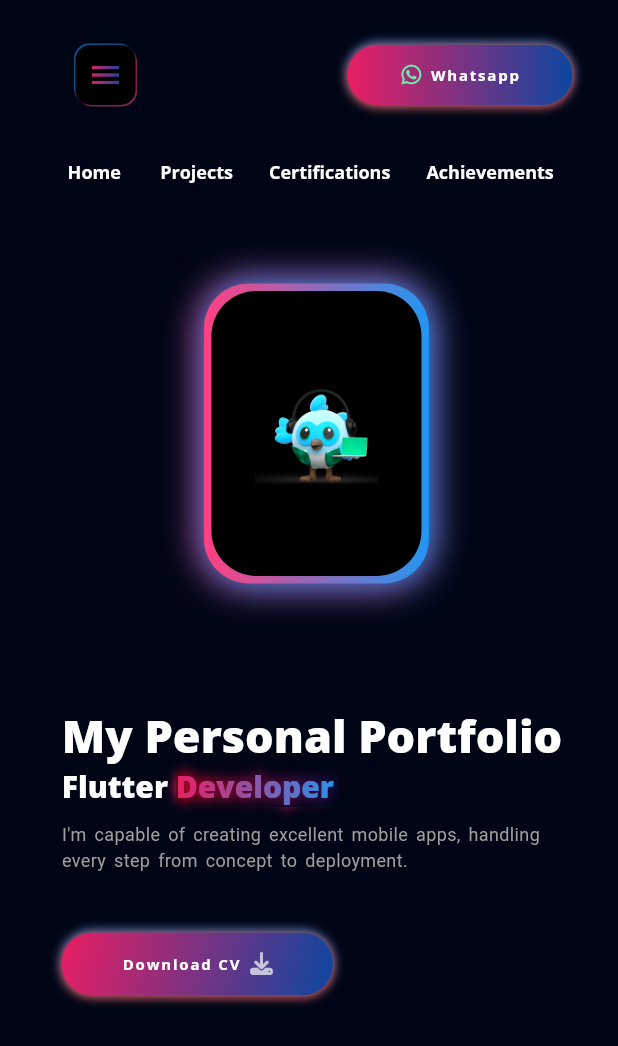
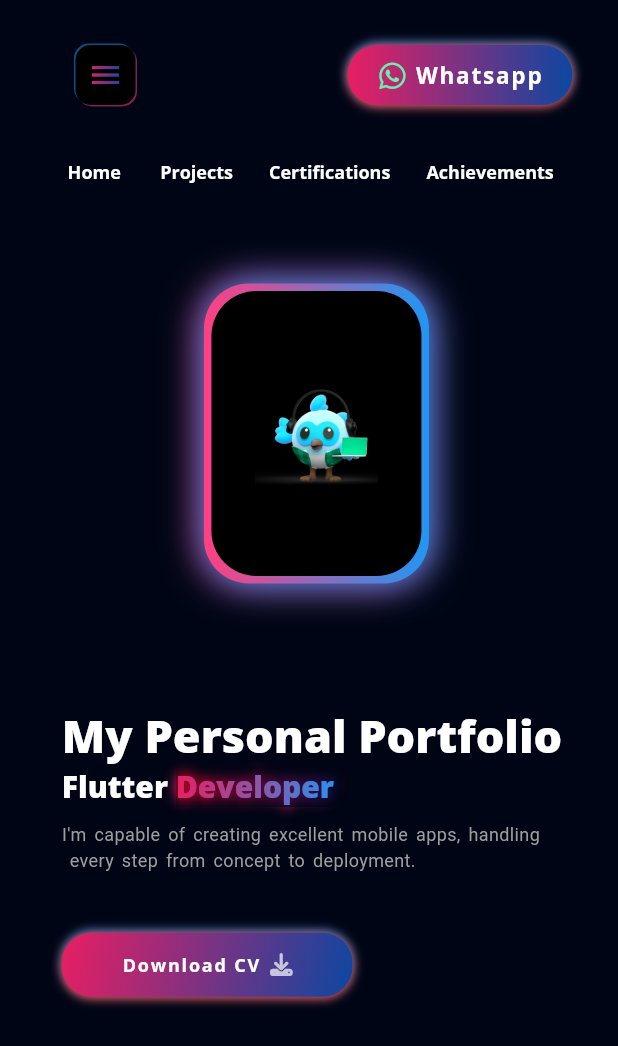
Before and after one commit to nikshit-chauhan/nikshit_portfolio, a Flutter app: the screen it shows after launch, on a phone screen of 412 x 824 dp. Shown: the top 1046 px of the screen. Run offline on Flutter 3.47's test engine with Material 2 defaults, Android fonts, the phone set to English and light mode, and no system bars; our stand-ins replace flutter_svg, font_awesome_flutter, get, google_fonts, photo_view.

Commit message:
feat: added leetcode and twitter links and fixed main page fonts

```diff
--- a/lib/view/intro/components/description_text.dart
+++ b/lib/view/intro/components/description_text.dart
@@ -3,8 +3,7 @@ import 'package:flutter/material.dart';
 import '../../../view model/responsive.dart';
 
 class AnimatedDescriptionText extends StatelessWidget {
-  const AnimatedDescriptionText(
-      {super.key, required this.start, required this.end});
+  const AnimatedDescriptionText({super.key, required this.start, required this.end});
   final double start;
   final double end;
   @override
@@ -14,7 +13,7 @@ class AnimatedDescriptionText extends StatelessWidget {
       duration: const Duration(milliseconds: 200),
       builder: (context, value, child) {
         return Text(
-          'I\'m capable of creating excellent mobile apps, handling${Responsive.isLargeMobile(context) ? '\n' : ''}every step from ${!Responsive.isLargeMobile(context) ? '\n' : ''}concept to deployment.',
+          'I\'m capable of creating excellent mobile apps, handling${Responsive.isLargeMobile(context) ? '\n' : ''} every step from ${!Responsive.isLargeMobile(context) ? '\n' : ''}concept to deployment.',
           maxLines: 2,
           overflow: TextOverflow.ellipsis,
           style: TextStyle(color: Colors.grey, wordSpacing: 2, fontSize: value),
--- a/lib/view/intro/components/download_button.dart
+++ b/lib/view/intro/components/download_button.dart
@@ -10,24 +10,23 @@ class DownloadButton extends StatelessWidget {
   Widget build(BuildContext context) {
     return InkWell(
       onTap: () {
-        launchUrl(Uri.parse('https://drive.google.com/file/d/1HSIe7rdk8VtrAL4DQuybfMHQgDrQ6xNs/view?usp=sharing'));
+        launchUrl(Uri.parse(
+            'https://drive.google.com/file/d/1EFZYdijJ876luA_odFOKBewiff_k2G4k/view?usp=share_link'));
       },
       child: Container(
         alignment: Alignment.center,
-        padding: const EdgeInsets.symmetric(vertical: defaultPadding/1.5,horizontal: defaultPadding*2),
+        padding: const EdgeInsets.symmetric(
+            vertical: defaultPadding / 1.5, horizontal: defaultPadding * 2),
         decoration: BoxDecoration(
           borderRadius: BorderRadius.circular(20),
-            boxShadow:const [
-              BoxShadow(color: Colors.blue,offset: Offset(0, -1),blurRadius: 5),
-              BoxShadow(color: Colors.red,offset: Offset(0, 1),blurRadius: 5),
-            ],
-          gradient: LinearGradient(
-              begin: Alignment.topLeft,
-              end: Alignment.bottomRight,
-              colors: [
-                Colors.pink,
-                Colors.blue.shade900,
-              ]),
+          boxShadow: const [
+            BoxShadow(color: Colors.blue, offset: Offset(0, -1), blurRadius: 5),
+            BoxShadow(color: Colors.red, offset: Offset(0, 1), blurRadius: 5),
+          ],
+          gradient: LinearGradient(begin: Alignment.topLeft, end: Alignment.bottomRight, colors: [
+            Colors.pink,
+            Colors.blue.shade900,
+          ]),
         ),
         child: Row(
           children: [
@@ -36,11 +35,17 @@ class DownloadButton extends StatelessWidget {
               style: Theme.of(context).textTheme.labelSmall!.copyWith(
                   color: Colors.white,
                   letterSpacing: 1.2,
-                  fontWeight: FontWeight.bold),
+                  fontWeight: FontWeight.bold,
+                  fontSize: 12),
             ),
-            const SizedBox(width: defaultPadding/3,),
-            const Icon(FontAwesomeIcons.download,color: Colors.white70,size: 15,)
-
+            const SizedBox(
+              width: defaultPadding / 3,
+            ),
+            const Icon(
+              FontAwesomeIcons.download,
+              color: Colors.white70,
+              size: 15,
+            )
           ],
         ),
       ),
--- a/lib/view/main/components/connect_button.dart
+++ b/lib/view/main/components/connect_button.dart
@@ -9,12 +9,12 @@ class ConnectButton extends StatelessWidget {
   @override
   Widget build(BuildContext context) {
     return Padding(
-      padding:  const EdgeInsets.symmetric(vertical: defaultPadding),
+      padding: const EdgeInsets.symmetric(vertical: defaultPadding),
       child: InkWell(
         onTap: () {
-          launchUrl(Uri.parse('https://wa.me/03054200605'));
+          launchUrl(Uri.parse('https://wa.me/919358863623'));
         },
-        borderRadius: BorderRadius.circular(defaultPadding +10),
+        borderRadius: BorderRadius.circular(defaultPadding + 10),
         child: Container(
             height: 60,
             width: 150,
@@ -24,25 +24,32 @@ class ConnectButton extends StatelessWidget {
                   Colors.pink,
                   Colors.blue.shade900,
                 ]),
-            boxShadow:const [
-              BoxShadow(color: Colors.blue,offset: Offset(0, -1),blurRadius: defaultPadding/4),
-              BoxShadow(color: Colors.red,offset: Offset(0, 1),blurRadius: defaultPadding/4),
-            ]
-          ),
+                boxShadow: const [
+                  BoxShadow(
+                      color: Colors.blue, offset: Offset(0, -1), blurRadius: defaultPadding / 4),
+                  BoxShadow(
+                      color: Colors.red, offset: Offset(0, 1), blurRadius: defaultPadding / 4),
+                ]),
             child: Row(
               mainAxisAlignment: MainAxisAlignment.center,
               crossAxisAlignment: CrossAxisAlignment.center,
               children: [
-              const Icon(FontAwesomeIcons.whatsapp,color: Colors.greenAccent,size: 15,),
-              const SizedBox(width : defaultPadding/4),
-              Text('Whatsapp',style: Theme.of(context).textTheme.labelSmall!.copyWith(
+                const Icon(
+                  FontAwesomeIcons.whatsapp,
+                  color: Colors.greenAccent,
+                  size: 20,
+                ),
+                const SizedBox(width: defaultPadding / 4),
+                Text(
+                  'Whatsapp',
+                  style: Theme.of(context).textTheme.labelSmall!.copyWith(
                       color: Colors.white,
                       letterSpacing: 1.2,
-                  fontWeight: FontWeight.bold
-              ),),
+                      fontWeight: FontWeight.bold,
+                      fontSize: 15),
+                ),
               ],
-          )
-        ),
+            )),
       ),
     );
   }
--- a/lib/view/main/components/drawer/about.dart
+++ b/lib/view/main/components/drawer/about.dart
@@ -29,6 +29,11 @@ class About extends StatelessWidget {
               textAlign: TextAlign.center,
               style: TextStyle(fontWeight: FontWeight.w200, height: 1.5),
             ),
+            const Text(
+              'Co-Founder at Tripixel Labs',
+              textAlign: TextAlign.center,
+              style: TextStyle(fontWeight: FontWeight.w200, height: 1.5),
+            ),
             const Spacer(
               flex: 2,
             ),
--- a/lib/view/main/components/drawer/knowledge.dart
+++ b/lib/view/main/components/drawer/knowledge.dart
@@ -18,7 +18,6 @@ class KnowledgeText extends StatelessWidget {
           Expanded(
             child: Text(
               knowledge,
-              softWrap: true,
             ),
           ),
         ],
```
Also changed, not shown: lib/view/intro/components/social_media_coloumn.dart (+15 -5 lines), lib/view/main/components/drawer/my_skill.dart (+55 -18 lines), lib/view/main/components/drawer/personal_info.dart (+11 -6 lines), assets/icons/getX.png (added), assets/icons/leetcode.svg (added), assets/icons/sqllite.png (added). Lines whose indentation alone changed are shown as unchanged.
